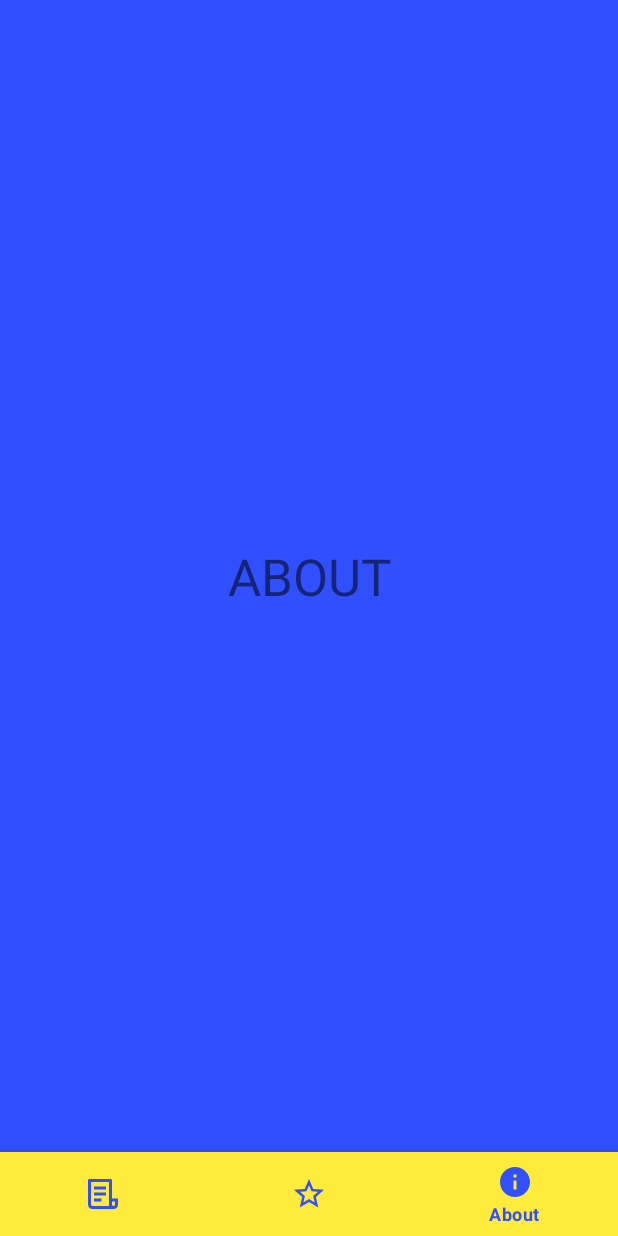
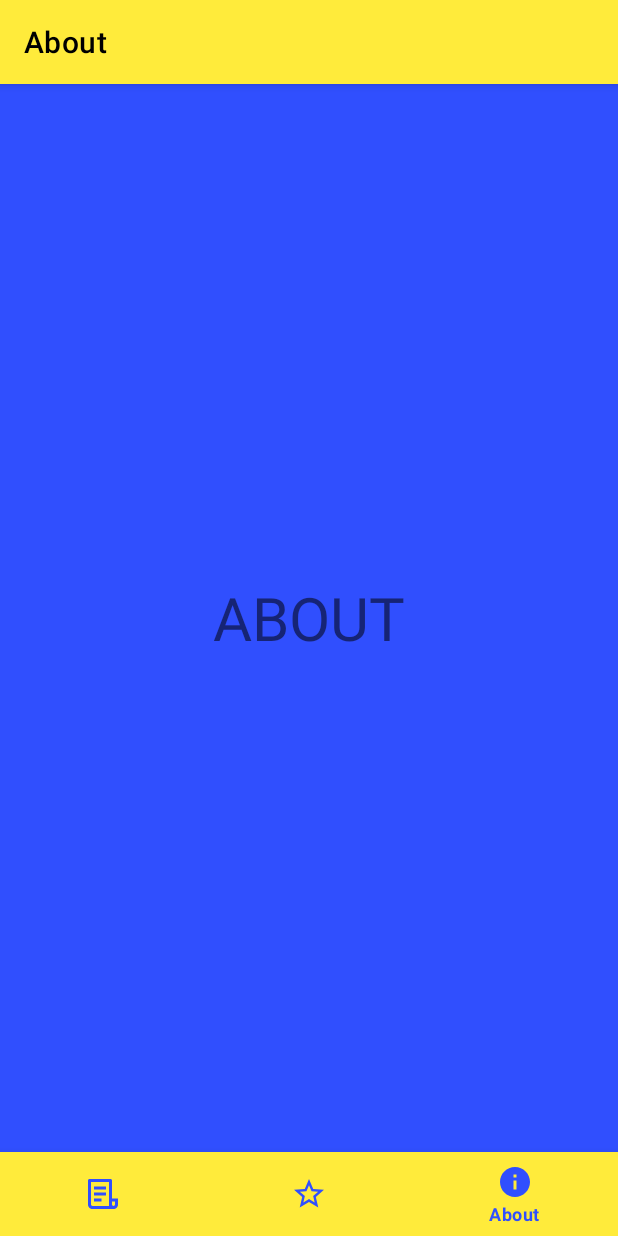
Before and after one commit to Dailius/News_App, an Android app: the screen it shows after launch (MainActivity), item 3 of the bottom bar chosen, on a phone screen of 412 x 824 dp. Run offline under Robolectric (Android 15) with nearby library versions, the phone set to English and light mode, and no system bars; our stand-ins replace Dagger/Hilt's generated code, Timber; 1 statement that could not run was skipped.

Commit message:
Set toolbar and swipe refresh in fragment_about.xml

```diff
--- a/app/src/main/res/layout/fragment_about.xml
+++ b/app/src/main/res/layout/fragment_about.xml
@@ -1,15 +1,48 @@
 <?xml version="1.0" encoding="utf-8"?>
-<FrameLayout xmlns:android="http://schemas.android.com/apk/res/android"
+<androidx.coordinatorlayout.widget.CoordinatorLayout xmlns:android="http://schemas.android.com/apk/res/android"
+    xmlns:app="http://schemas.android.com/apk/res-auto"
     xmlns:tools="http://schemas.android.com/tools"
     android:layout_width="match_parent"
     android:layout_height="match_parent"
     tools:context=".main.about.AboutFragment">
 
-    <TextView
+    <com.google.android.material.appbar.AppBarLayout
+        android:id="@+id/appBarLayout"
+        android:layout_width="match_parent"
+        android:layout_height="wrap_content"
+        android:fitsSystemWindows="true"
+        android:theme="@style/ThemeOverlay.AppCompat.Dark.ActionBar">
+
+        <androidx.appcompat.widget.Toolbar
+            android:id="@+id/toolbar"
+            android:layout_width="match_parent"
+            android:layout_height="?attr/actionBarSize"
+            android:padding="4dp"
+            app:theme="@style/ThemeOverlay.MaterialComponents.ActionBar"
+            app:title="@string/about_feature_about">
+
+        </androidx.appcompat.widget.Toolbar>
+    </com.google.android.material.appbar.AppBarLayout>
+
+    <androidx.swiperefreshlayout.widget.SwipeRefreshLayout
+        android:id="@+id/swipeSourceRefreshLayout"
         android:layout_width="match_parent"
         android:layout_height="match_parent"
-        android:gravity="center"
-        android:text="ABOUT"
-        android:textSize="34sp" />
+        app:layout_behavior="@string/appbar_scrolling_view_behavior">
 
-</FrameLayout>
+        <FrameLayout
+            android:layout_width="match_parent"
+            android:layout_height="match_parent">
+
+            <com.google.android.material.textview.MaterialTextView
+                android:id="@+id/textView"
+                android:layout_width="wrap_content"
+                android:layout_height="wrap_content"
+                android:layout_gravity="center"
+                android:gravity="center"
+                android:text="@string/temporary_about"
+                android:textSize="40sp" />
+
+        </FrameLayout>
+    </androidx.swiperefreshlayout.widget.SwipeRefreshLayout>
+</androidx.coordinatorlayout.widget.CoordinatorLayout>
--- a/app/src/main/res/values/strings.xml
+++ b/app/src/main/res/values/strings.xml
@@ -11,9 +11,11 @@
     <string name="temporary_favorites">FAVORITES</string>
     <string name="temporary_articles">ARTICLES</string>
     <string name="temporary_details">DETAILS</string>
+    <string name="temporary_about">ABOUT</string>
 
     <string name="sources_feature_sources">Sources</string>
 
     <string name="favorites_feature_favorites">Favorites</string>
 
+    <string name="about_feature_about">About</string>
 </resources>
```
